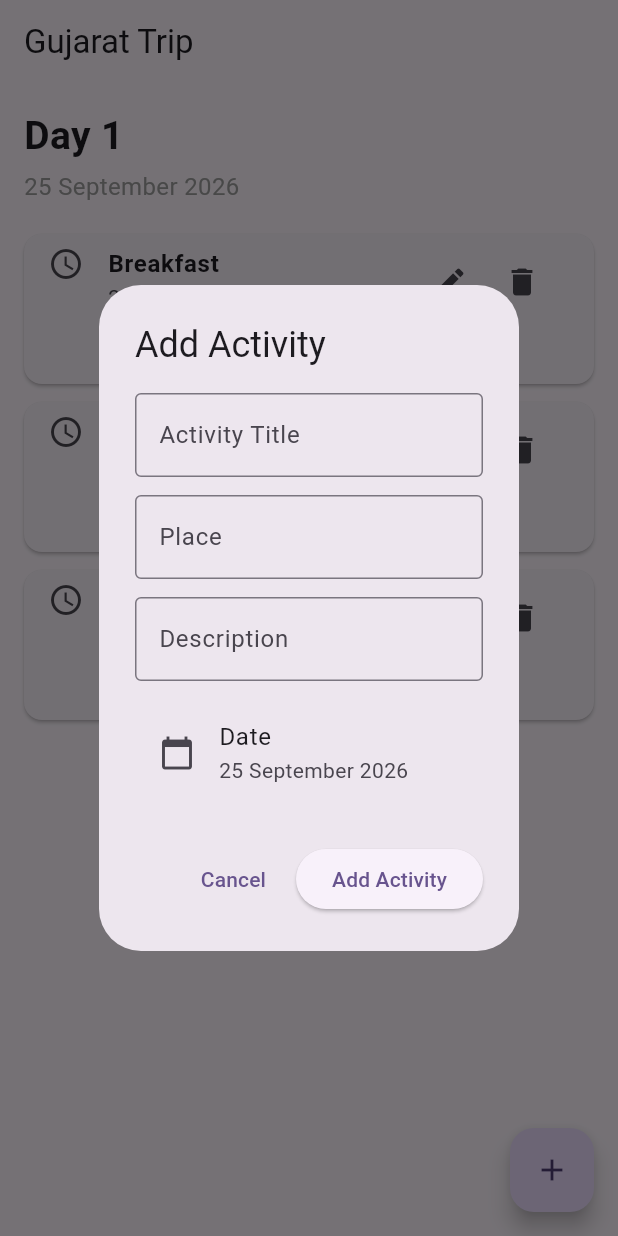
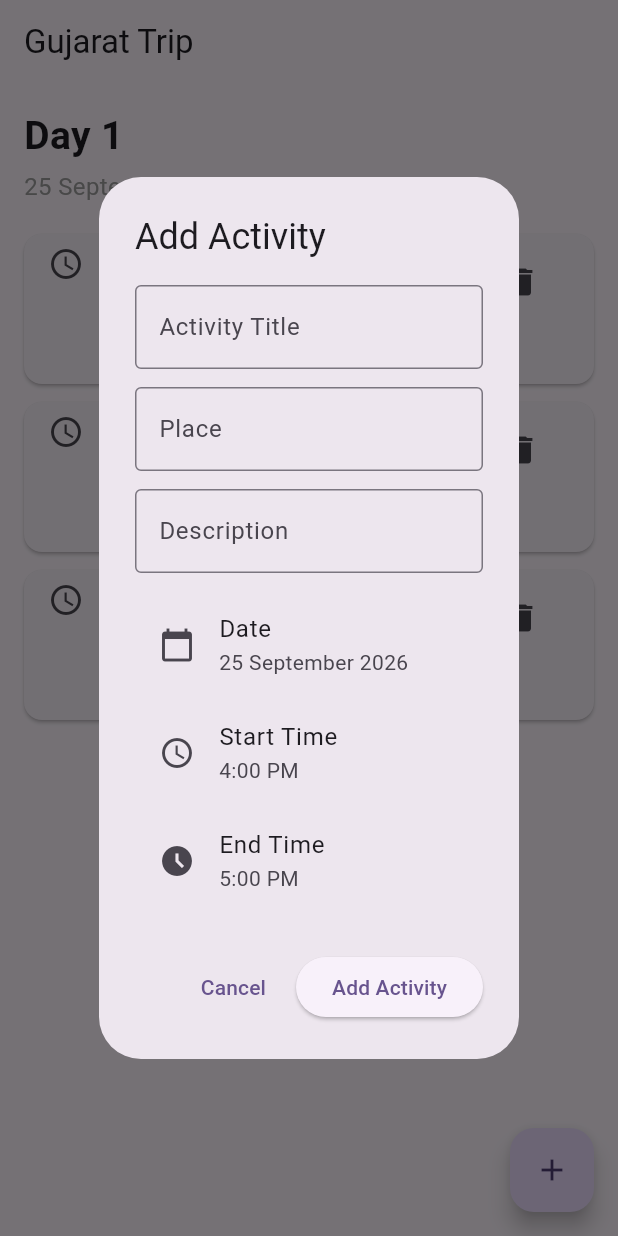
Before and after one commit to krishivkatariya/voyage_flutter, a Flutter app: the screen it shows after launch, after a tap on the "add" icon, on a phone screen of 412 x 824 dp. Run offline on Flutter 3.47's test engine with Material 3 defaults, Android fonts, the phone set to English and light mode, and no system bars.

Commit message:
Add start and end time selection

```diff
--- a/lib/screens/itinerary_screen.dart
+++ b/lib/screens/itinerary_screen.dart
@@ -61,6 +61,14 @@ class _ItineraryScreenState extends State<ItineraryScreen> {
     return months[month - 1];
   }
 
+  String _formatTime(TimeOfDay time) {
+    final hour = time.hourOfPeriod == 0 ? 12 : time.hourOfPeriod;
+    final minute = time.minute.toString().padLeft(2, '0');
+    final period = time.period == DayPeriod.am ? 'AM' : 'PM';
+
+    return '$hour:$minute $period';
+  }
+
   void showAddActivityDialog() {
     final titleController = TextEditingController();
     final placeController = TextEditingController();
@@ -120,6 +128,7 @@ class _ItineraryScreenState extends State<ItineraryScreen> {
 
                     const SizedBox(height: 12),
 
+                    // DATE
                     ListTile(
                       leading: const Icon(Icons.calendar_today),
                       title: const Text('Date'),
@@ -139,6 +148,48 @@ class _ItineraryScreenState extends State<ItineraryScreen> {
                         if (pickedDate != null) {
                           setDialogState(() {
                             selectedDate = pickedDate;
+                          });
+                        }
+                      },
+                    ),
+
+                    // START TIME
+                    ListTile(
+                      leading: const Icon(Icons.access_time),
+                      title: const Text('Start Time'),
+                      subtitle: Text(
+                        _formatTime(selectedStartTime),
+                      ),
+                      onTap: () async {
+                        final pickedTime = await showTimePicker(
+                          context: context,
+                          initialTime: selectedStartTime,
+                        );
+
+                        if (pickedTime != null) {
+                          setDialogState(() {
+                            selectedStartTime = pickedTime;
+                          });
+                        }
+                      },
+                    ),
+
+                    // END TIME
+                    ListTile(
+                      leading: const Icon(Icons.access_time_filled),
+                      title: const Text('End Time'),
+                      subtitle: Text(
+                        _formatTime(selectedEndTime),
+                      ),
+                      onTap: () async {
+                        final pickedTime = await showTimePicker(
+                          context: context,
+                          initialTime: selectedEndTime,
+                        );
+
+                        if (pickedTime != null) {
+                          setDialogState(() {
+                            selectedEndTime = pickedTime;
                           });
                         }
                       },
@@ -175,8 +226,10 @@ class _ItineraryScreenState extends State<ItineraryScreen> {
                           '${selectedDate.day} '
                               '${_monthName(selectedDate.month)} '
                               '${selectedDate.year}',
-                          startTime: '04:00 PM',
-                          endTime: '05:00 PM',
+                          startTime:
+                          _formatTime(selectedStartTime),
+                          endTime:
+                          _formatTime(selectedEndTime),
                           description:
                           descriptionController.text.trim(),
                         ),
```
